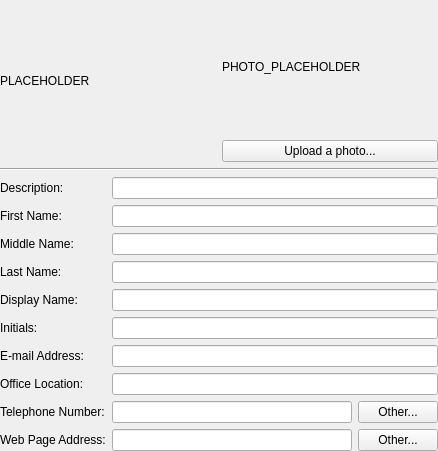
Old version of the form src/admc/ui/widget/tab/general_user.ui in the repository altlinux/admc.
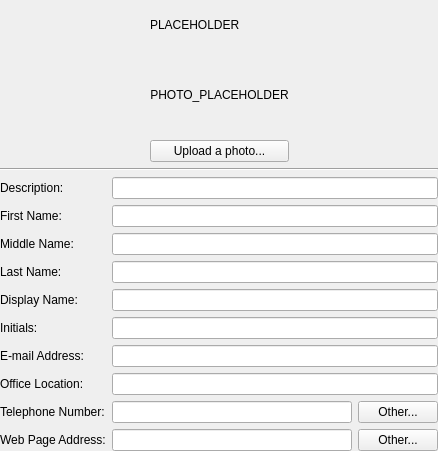
New version of the form.

Commit message:
feat(ui): improve general user tab layout
* src/admc/ui/widget/tab/general_user.ui: Improve tab layout: place the photo in
the center of the tab header.

```diff
--- a/src/admc/ui/widget/tab/general_user.ui
+++ b/src/admc/ui/widget/tab/general_user.ui
@@ -27,7 +27,7 @@
     <number>0</number>
    </property>
    <item>
-    <layout class="QHBoxLayout" name="horizontalLayout_3">
+    <layout class="QHBoxLayout" name="horizontalLayout_3" stretch="2,1,2">
      <property name="leftMargin">
       <number>0</number>
      </property>
@@ -35,6 +35,12 @@
       <number>0</number>
      </property>
      <item>
+      <spacer name="horizontalSpacer">
+      </spacer>
+     </item>
+     <item>
+      <layout class="QVBoxLayout" name="photo_box">
+       <item>
       <widget class="QLabel" name="name_label">
        <property name="sizePolicy">
         <sizepolicy hsizetype="Preferred" vsizetype="Fixed">
@@ -54,17 +60,16 @@
       </widget>
      </item>
      <item>
-      <layout class="QVBoxLayout" name="verticalLayout">
-       <item>
         <widget class="QLabel" name="photo_edit">
+         <property name="alignment">
+          <enum>Qt::AlignCenter</enum>
+         </property>
          <property name="text">
           <string>PHOTO_PLACEHOLDER</string>
          </property>
         </widget>
        </item>
        <item>
-        <layout class="QHBoxLayout">
-          <item>
            <widget class="QPushButton" name="change_photo_button">
             <property name="text">
              <string>Upload a photo...</string>
@@ -73,7 +78,9 @@
           </item>
         </layout>
        </item>
-      </layout>
+     <item>
+      <spacer name="horizontalSpacer">
+      </spacer>
      </item>
     </layout>
    </item>
```
Lines whose indentation alone changed are shown as unchanged.
